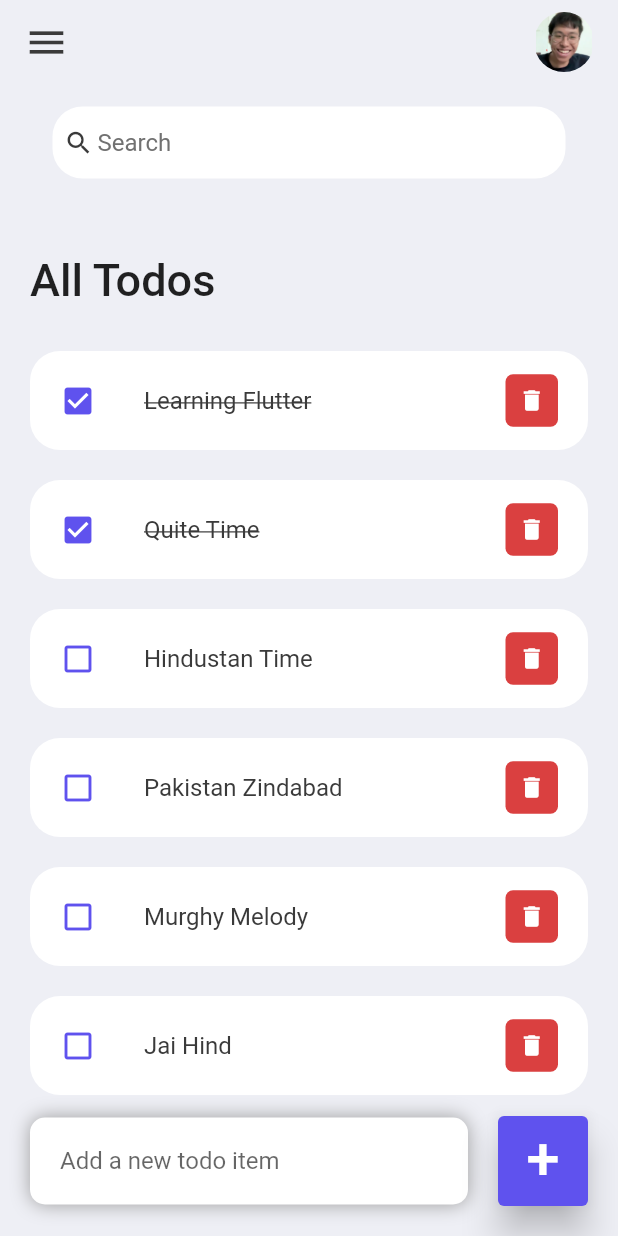
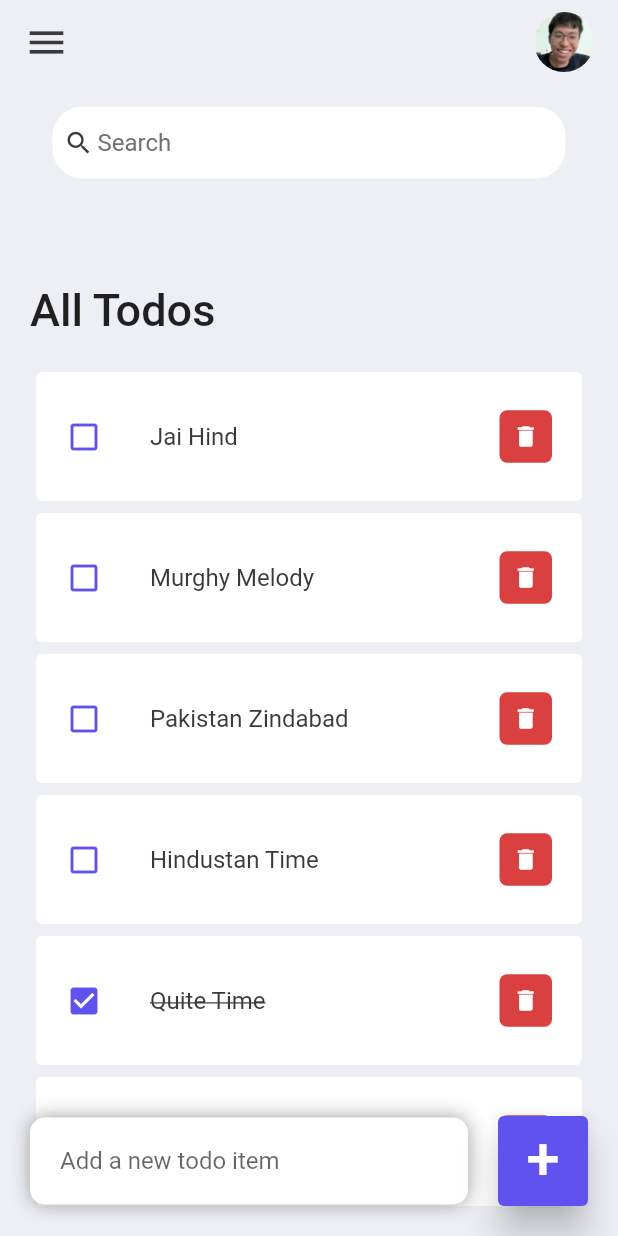
Before and after one commit to Supasek555/todo_app_flutter, a Flutter app: the screen it shows after launch, on a phone screen of 412 x 824 dp. Run offline on Flutter 3.47's test engine with Material 2 defaults, Android fonts, the phone set to English and light mode, and no system bars.

Commit message:
Complete Search Function and Overflow Problem

```diff
--- a/lib/screens/home.dart
+++ b/lib/screens/home.dart
@@ -12,9 +12,15 @@ class Home extends StatefulWidget {
 
 class _HomeState extends State<Home> {
   final todoList = ToDo.todoList();
+  List<ToDo> _foundToDo = [];
   final _todoController = TextEditingController();
 
   @override
+  void initState() {
+    _foundToDo = todoList;
+    super.initState();
+  }
+
   Widget build(BuildContext context) {
     return Scaffold(
       backgroundColor: tdBGColor,
@@ -27,6 +33,9 @@ class _HomeState extends State<Home> {
             child: Column(
               children: [
                 searchBox(),
+                Container(
+                  padding: EdgeInsets.symmetric(vertical: 10),
+                ),
                 Expanded(
                   child: ListView(
                     children: [
@@ -43,12 +52,13 @@ class _HomeState extends State<Home> {
                           ),
                         ),
                       ),
-                      for (ToDo todoo in todoList)
+                      for (ToDo todoo in _foundToDo.reversed)
                         ToDoItem(
                           todo: todoo,
                           onTodoChanged: _handleTodoChange,
                           onDeleteItem: _deleteTodoItem,
                         ),
+                      spaceFilling()
                     ],
                   ),
                 )
@@ -130,6 +140,12 @@ class _HomeState extends State<Home> {
     });
   }
 
+  Container spaceFilling() {
+    return Container(
+      padding: EdgeInsets.symmetric(vertical: 50),
+    );
+  }
+
   void _addToDoItem(String toDoInput) {
     setState(() {
       todoList.add(ToDo(
@@ -139,6 +155,23 @@ class _HomeState extends State<Home> {
     });
 
     _todoController.clear();
+  }
+
+  void _runFilter(String enteredKeyword) {
+    List<ToDo> results = [];
+    if (enteredKeyword.isEmpty) {
+      results = todoList;
+    } else {
+      results = todoList
+          .where((element) => element.todoText!
+              .toLowerCase()
+              .contains(enteredKeyword.toLowerCase()))
+          .toList();
+    }
+
+    setState(() {
+      _foundToDo = results;
+    });
   }
 
   AppBar _buildAppBar() {
@@ -171,7 +204,8 @@ class _HomeState extends State<Home> {
         color: Colors.white,
         borderRadius: BorderRadius.circular(20),
       ),
-      child: const TextField(
+      child: TextField(
+        onChanged: (value) => _runFilter(value),
         decoration: InputDecoration(
             contentPadding: EdgeInsets.all(5),
             prefixIcon: Icon(
--- a/lib/widgets/todo_item.dart
+++ b/lib/widgets/todo_item.dart
@@ -15,7 +15,9 @@ class ToDoItem extends StatelessWidget {
 
   @override
   Widget build(BuildContext context) {
-    return Container(
+    return Card(
+      elevation: 0,
+      child: Container(
         margin: EdgeInsets.symmetric(vertical: 10),
         child: ListTile(
           onTap: () {
@@ -56,6 +58,7 @@ class ToDoItem extends StatelessWidget {
             ),
           ),
         ),
+      ),
     );
   }
 }
```
Lines whose indentation alone changed are shown as unchanged.
